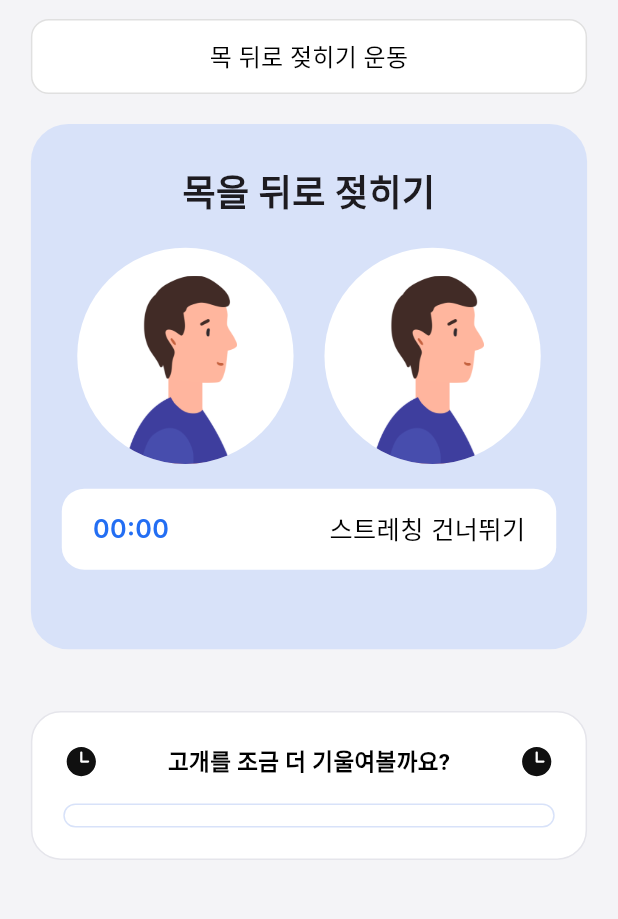
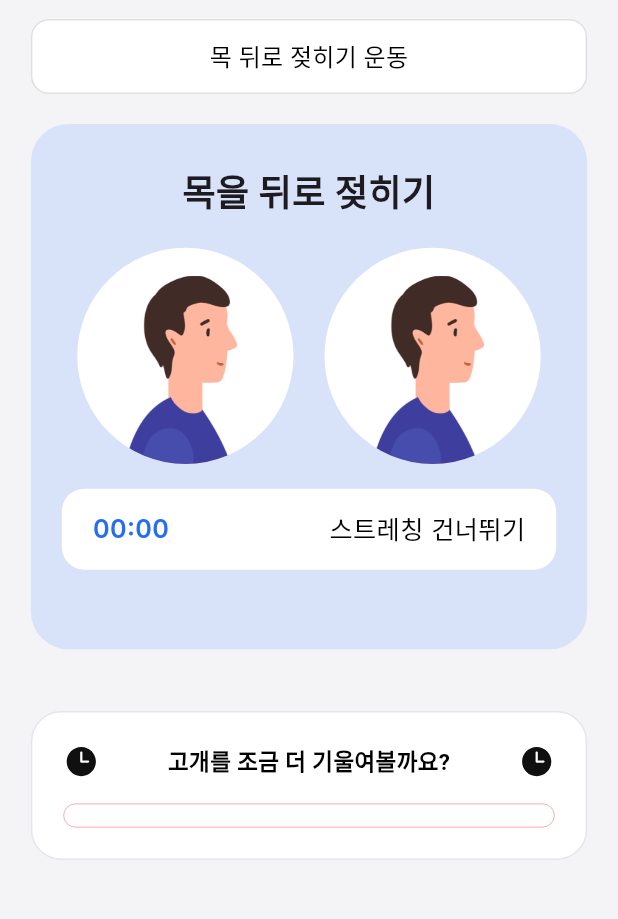
Before and after one commit to Neck-Life/neck-life-fe, a Flutter app: the StretchingDevEnv widget shown alone on an empty page, opened directly, after a tap on "스트레칭 세션", on a phone screen of 412 x 824 dp, the part 71-990 px from its top. Run offline on Flutter 3.47's test engine with Material 3 defaults, Android fonts, the phone set to English and light mode, and no system bars; our stand-ins replace audio_service, carousel_slider, dio, easy_localization, fl_chart, flutter_dotenv and 12 more; missing offline and left inert: amplitude_flutter, app_settings, app_tracking_transparency, audio_session, flutter_airpods, open_settings_plus and 1 more; accounts and stored records are empty; Roboto replaces fonts that are missing (Inter); project files that could hold a hidden picture were left out.

Commit message:
feat : 프로그레스바 꾸밈

```diff
--- a/lib/view/stretch/subpages/stretching_test_env.dart
+++ b/lib/view/stretch/subpages/stretching_test_env.dart
@@ -1,4 +1,5 @@
 import 'package:flutter/material.dart';
+import 'package:flutter_tts/flutter_tts.dart';
 import 'package:mocksum_flutter/view/stretch/stretching_completed.dart';
 import 'package:mocksum_flutter/view/stretch/stretching_session.dart';
 import 'package:mocksum_flutter/view/stretch/widgets/stretching_complete_modal.dart';
@@ -17,6 +18,42 @@ class StretchingDevEnv extends StatefulWidget {
 
 class _StretchingDevEnvState extends State<StretchingDevEnv> {
   int _anchorIdx = 0;
+  final FlutterTts _flutterTts = FlutterTts();
+
+  @override
+  void initState() {
+    super.initState();
+    _initializeTts();
+  }
+
+  // TTS 초기화 메서드
+  void _initializeTts() async {
+      await _flutterTts.setLanguage("ko-KR"); // 언어 설정
+      await _flutterTts.setSpeechRate(0.5); // 말하기 속도 설정
+      await _flutterTts.setVolume(1.0); // 볼륨 설정
+      await _flutterTts.setPitch(1.0); // 음성 피치 설정
+  }
+
+  // 나레이션 시작
+  Future speak(String text) async {
+    await _flutterTts.awaitSpeakCompletion(true); // 음성이 끝날 때까지 대기 설정
+    await _flutterTts.speak(text);
+  }
+
+  // 나레이션 멈추기
+  Future _stop() async {
+    await _flutterTts.stop();
+  }
+
+  @override
+  void dispose() {
+    _flutterTts.stop();
+    super.dispose();
+  }
+
+
+
+
   @override
   Widget build(BuildContext context) {
     final stretchingTimer = Provider.of<StretchingTimer>(context);
@@ -61,6 +98,10 @@ class _StretchingDevEnvState extends State<StretchingDevEnv> {
             },
             child: const Text('스트레칭타이머 설정'),
           ),
+          ElevatedButton(
+            onPressed: () => speak("7초간 하늘을 바라봐주세요"),
+            child: Text("Start Narration"),
+          )
         ],
       );
   }
--- a/lib/view/stretch/widgets/stretching_progressBar.dart
+++ b/lib/view/stretch/widgets/stretching_progressBar.dart
@@ -95,8 +95,9 @@ class _StretchingProgressBarState extends State<StretchingProgressBar> {
                     decoration: BoxDecoration(
                       borderRadius: BorderRadius.circular(10),
                       border: Border.all(
-                        color: Color(0xFFD8E2F9), // 수정된 테두리 색상
-                        width: 1, // 테두리 두께
+                        // color: Color(0xFFD8E2F9),
+                        color: isThresholdReached ? Color(0xFFD8E2F9) : Color(0x9FED5252),
+                        width: 0.5, // 테두리 두께
                       ),
                     ),
                   ),
@@ -104,11 +105,12 @@ class _StretchingProgressBarState extends State<StretchingProgressBar> {
                     child: Align(
                       alignment: Alignment.centerLeft,
                       child: FractionallySizedBox(
-                        widthFactor: widget.progress, // 진행률에 따라 너비 조절
+                        widthFactor: isThresholdReached ? elapsedTime/duration : widget.progress , // 진행률에 따라 너비 조절
                         child: Container(
                           decoration: BoxDecoration(
                             borderRadius: BorderRadius.circular(10),
-                            color: Color(0xFF236EF3),
+                              // color: isThresholdReached ? Color(0xFFD8E2F9) : Color(0x9FED5252),
+                            color: isThresholdReached ? Color(0xFF236EF3) : Color(0x9FED5252),
                           ),
                         ),
                       ),
```
